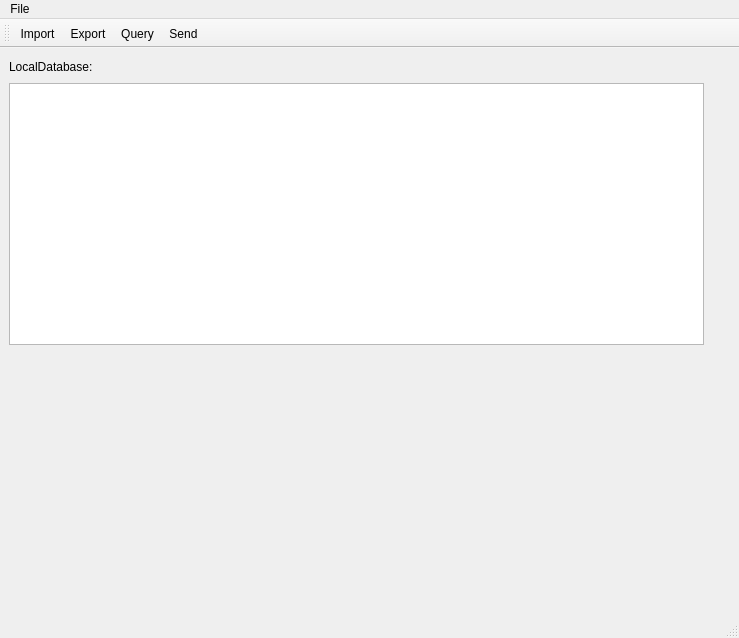
First picture: the form in Libs/DICOM/Widgets/Resources/UI/ctkDICOMAppWidget.ui, repository commontk/CTK, before the edit.
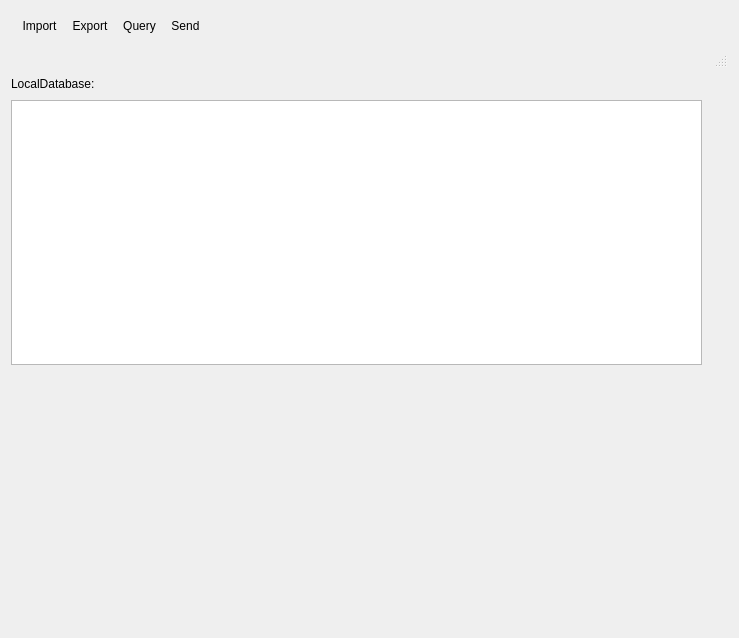
Second picture: the form after the edit. Custom widgets are drawn as their Qt base class.

Commit message:
Change ctkDICOMAppWidget from QMainWindow to QWidget
Changed the type in the .h and .ui files so that the
widget can be reused in other places (like the AppHosting
examples)

Patch:
```diff
--- a/Libs/DICOM/Widgets/Resources/UI/ctkDICOMAppWidget.ui
+++ b/Libs/DICOM/Widgets/Resources/UI/ctkDICOMAppWidget.ui
@@ -1,7 +1,7 @@
 <?xml version="1.0" encoding="UTF-8"?>
 <ui version="4.0">
  <class>ctkDICOMAppWidget</class>
- <widget class="QMainWindow" name="ctkDICOMAppWidget">
+ <widget class="QWidget" name="ctkDICOMAppWidget">
   <property name="geometry">
    <rect>
     <x>0</x>
@@ -19,7 +19,25 @@
   <property name="windowTitle">
    <string>ctkDICOMAppWidget</string>
   </property>
-  <widget class="QWidget" name="centralwidget">
+  <layout class="QVBoxLayout" name="verticalLayout_2">
+   <item>
+    <widget class="QToolBar" name="toolBar">
+     <property name="windowTitle">
+      <string>toolBar</string>
+     </property>
+     <property name="floatable">
+      <bool>true</bool>
+     </property>
+     <addaction name="actionImport"/>
+     <addaction name="actionExport"/>
+     <addaction name="actionQuery"/>
+     <addaction name="actionSend"/>
+    </widget>
+   </item>
+   <item>
+    <widget class="QStatusBar" name="statusbar"/>
+   </item>
+   <item>
    <layout class="QVBoxLayout" name="verticalLayout">
     <item>
      <layout class="QHBoxLayout" name="topLayout">
@@ -117,42 +135,8 @@
      </layout>
     </item>
    </layout>
-  </widget>
-  <widget class="QMenuBar" name="menubar">
-   <property name="geometry">
-    <rect>
-     <x>0</x>
-     <y>0</y>
-     <width>739</width>
-     <height>25</height>
-    </rect>
-   </property>
-   <widget class="QMenu" name="menuFile">
-    <property name="title">
-     <string>File</string>
-    </property>
-   </widget>
-   <addaction name="menuFile"/>
-  </widget>
-  <widget class="QStatusBar" name="statusbar"/>
-  <widget class="QToolBar" name="toolBar">
-   <property name="windowTitle">
-    <string>toolBar</string>
-   </property>
-   <property name="floatable">
-    <bool>true</bool>
-   </property>
-   <attribute name="toolBarArea">
-    <enum>TopToolBarArea</enum>
-   </attribute>
-   <attribute name="toolBarBreak">
-    <bool>false</bool>
-   </attribute>
-   <addaction name="actionImport"/>
-   <addaction name="actionExport"/>
-   <addaction name="actionQuery"/>
-   <addaction name="actionSend"/>
-  </widget>
+   </item>
+  </layout>
   <action name="actionImport">
    <property name="text">
     <string>Import</string>
```
Lines whose indentation alone changed are shown as unchanged. The commit also changes 1 other file.
